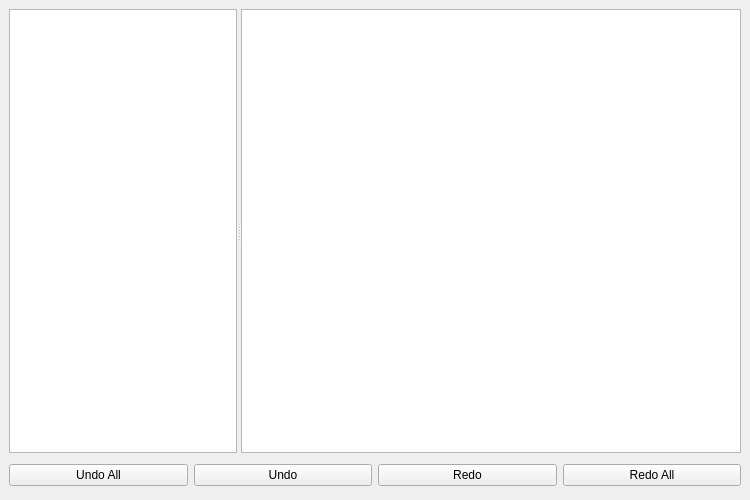
First picture: the form in src/Interface/Application/ProvenanceWindow.ui, repository SCIInstitute/SCIRun, before the edit.
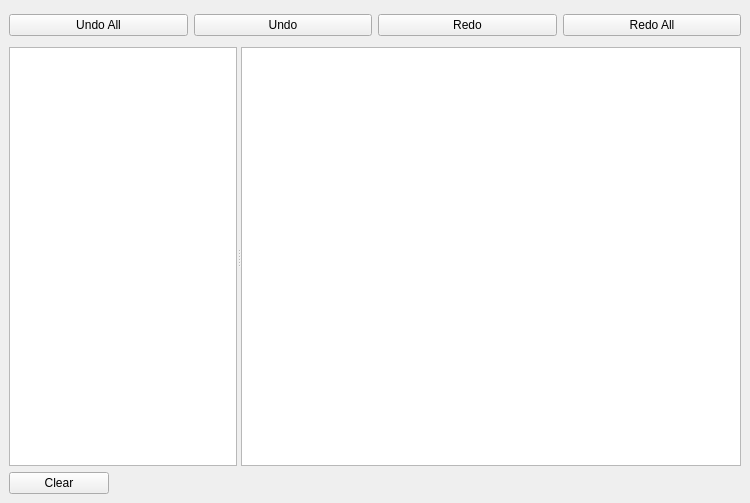
Second picture: the form after the edit.

Commit message: Add clear button to Provenance window. Closes #382

Patch:
```diff
--- a/src/Interface/Application/ProvenanceWindow.ui
+++ b/src/Interface/Application/ProvenanceWindow.ui
@@ -7,7 +7,7 @@
     <x>0</x>
     <y>0</y>
     <width>750</width>
-    <height>500</height>
+    <height>503</height>
    </rect>
   </property>
   <property name="minimumSize">
@@ -27,7 +27,7 @@
     </size>
    </property>
    <layout class="QGridLayout" name="gridLayout">
-    <item row="0" column="0">
+    <item row="1" column="0">
      <widget class="QSplitter" name="splitter">
       <property name="sizePolicy">
        <sizepolicy hsizetype="Expanding" vsizetype="Expanding">
@@ -71,7 +71,20 @@
       </widget>
      </widget>
     </item>
-    <item row="1" column="0">
+    <item row="4" column="0">
+     <widget class="QPushButton" name="clearButton_">
+      <property name="maximumSize">
+       <size>
+        <width>100</width>
+        <height>16777215</height>
+       </size>
+      </property>
+      <property name="text">
+       <string>Clear</string>
+      </property>
+     </widget>
+    </item>
+    <item row="0" column="0">
      <layout class="QGridLayout" name="gridLayout_2">
       <property name="topMargin">
        <number>5</number>
```
Left out of the diff: 32 changed lines with no effect on the pictures. The commit also changes 4 other files.
